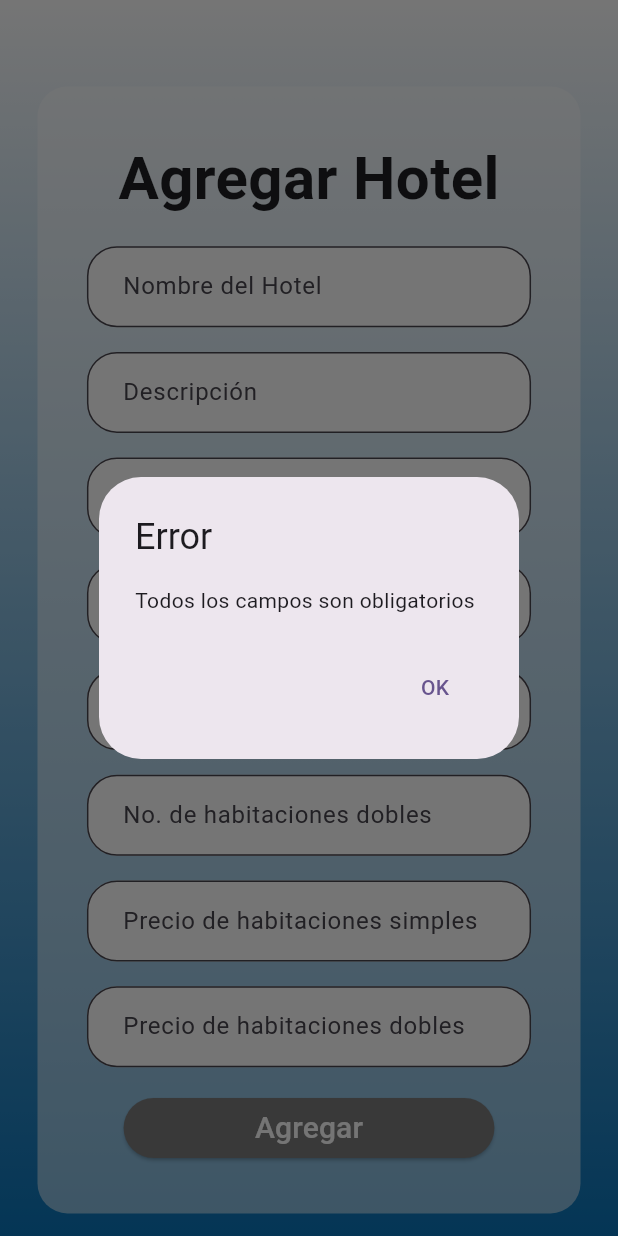
After one commit to FranciscoIssac/proyecto-m-vil, a Flutter app: the Agregar screen opened directly, after a tap on "Agregar", on a phone screen of 412 x 824 dp. The commit adds this screen. Run offline on Flutter 3.47's test engine with Material 3 defaults, Android fonts, the light colour scheme and no system bars; our stand-ins replace image_picker, sqflite, syncfusion_flutter_datepicker; accounts and stored records are empty.

Commit message:
Errores en la tabla de hoteles

```diff
--- /dev/null
+++ b/lib/admin/agregar.dart
@@ -0,0 +1,320 @@
+import 'package:flutter/material.dart';
+import 'package:proyecto_hoteles/admin/gestor.dart';
+import 'package:proyecto_hoteles/constantes.dart' as cons;
+import 'package:proyecto_hoteles/database_helper.dart';
+import 'package:proyecto_hoteles/main.dart';
+
+class Agregar extends StatefulWidget {
+  const Agregar({super.key});
+
+  @override
+  State<Agregar> createState() => _AgregarState();
+}
+
+class _AgregarState extends State<Agregar> {
+  final hotelName = TextEditingController();
+  final description = TextEditingController();
+  final rating = TextEditingController();
+  final location = TextEditingController();
+  final telephone = TextEditingController();
+  final availavilityS = TextEditingController();
+  final availavilityD = TextEditingController();
+  final priceS = TextEditingController();
+  final priceD = TextEditingController();
+
+  @override
+  Widget build(BuildContext context) {
+    final size = MediaQuery.of(context).size;
+
+    bool validarFormatoTelefono(String telefono) {
+      // Expresión regular para validar un número de teléfono con formato internacional
+      RegExp regex = RegExp(r'^\+(?:[0-9] ?){5,14}[0-9]$');
+
+      // Verificar si el número de teléfono coincide con el patrón
+      if (regex.hasMatch(telefono)) {
+        return true; // El número de teléfono es válido
+      } else {
+        return false; // El número de teléfono no es válido
+      }
+    }
+
+    return Scaffold(
+        body: Stack(
+          children: [
+            Container(
+              decoration: BoxDecoration(
+                gradient: LinearGradient(
+                  begin: Alignment.topCenter,
+                  end: Alignment.bottomCenter,
+                  colors: [
+                    // Color inicial
+                    cons.blanco,
+                    cons.colorPrincipal, // Color final
+                  ],
+                ),
+              ),
+            ),
+            SingleChildScrollView(
+              child: Center(
+                child: Column(
+                  children: [
+                    SizedBox(height: size.height * 0.07),
+                    Container(
+                      decoration: BoxDecoration(
+                        borderRadius: BorderRadius.circular(20),
+                        color: Colors.white.withOpacity(0.5),
+                      ),
+                      margin: const EdgeInsets.only(left: 25.0, right: 25.0),
+                      child: Padding(
+                        padding: EdgeInsets.all(size.height * 0.04),
+                        child: Column(
+                          children: [
+                            Text("Agregar Hotel",
+                                style: TextStyle(
+                                  color: Color(0xFF1E1F22),
+                                  fontSize: 40,
+                                  fontWeight: FontWeight.bold,
+                                )),
+                            SizedBox(height: size.height * 0.02),
+                            TextFormField(
+                              controller: hotelName,
+                              obscureText: false,
+                              decoration: InputDecoration(
+                                border: OutlineInputBorder(
+                                  borderRadius: BorderRadius.circular(20),
+                                  borderSide: const BorderSide(
+                                    width: 1,
+                                    style: BorderStyle.none,
+                                  ),
+                                ),
+                                filled: true,
+                                fillColor: cons.blanco,
+                                labelText: "Nombre del Hotel",
+                                contentPadding: EdgeInsets.symmetric(
+                                    vertical: 15, horizontal: 20),
+                              ),
+                            ),
+                            SizedBox(height: size.height * 0.02),
+                            TextFormField(
+                              controller: description,
+                              obscureText: false,
+                              decoration: InputDecoration(
+                                border: OutlineInputBorder(
+                                  borderRadius: BorderRadius.circular(20),
+                                  borderSide: const BorderSide(
+                                    width: 1,
+                                    style: BorderStyle.none,
+                                  ),
+                                ),
+                                filled: true,
+                                fillColor: cons.blanco,
+                                labelText: "Descripción",
+                                contentPadding: EdgeInsets.symmetric(
+                                    vertical: 15, horizontal: 20),
+                              ),
+                            ),
+                            SizedBox(height: size.height * 0.02),
+                            TextFormField(
+                              controller: location,
+                              obscureText: false,
+                              decoration: InputDecoration(
+                                border: OutlineInputBorder(
+                                  borderRadius: BorderRadius.circular(20),
+                                  borderSide: const BorderSide(
+                                    width: 1,
+                                    style: BorderStyle.none,
+                                  ),
+                                ),
+                                filled: true,
+                                fillColor: cons.blanco,
+                                labelText: "Ubicación",
+                                contentPadding: EdgeInsets.symmetric(
+                                    vertical: 15, horizontal: 20),
+                              ),
+                            ),
+                            SizedBox(height: size.height * 0.02),
+                            TextFormField(
+                              controller: telephone,
+                              obscureText: false,
+                              decoration: InputDecoration(
+                                border: OutlineInputBorder(
+                                  borderRadius: BorderRadius.circular(20),
+                                  borderSide: const BorderSide(
+                                    width: 1,
+                                    style: BorderStyle.none,
+                                  ),
+                                ),
+                                filled: true,
+                                fillColor: cons.blanco,
+                                labelText: "Teléfono",
+                                contentPadding: EdgeInsets.symmetric(
+                                    vertical: 15, horizontal: 20),
+                              ),
+                            ),
+                            SizedBox(height: size.height * 0.02),
+                            TextFormField(
+                              controller: availavilityS,
+                              obscureText: true,
+                              decoration: InputDecoration(
+                                border: OutlineInputBorder(
+                                  borderRadius: BorderRadius.circular(20),
+                                  borderSide: const BorderSide(
+                                    width: 1,
+                                    style: BorderStyle.none,
+                                  ),
+                                ),
+                                filled: true,
+                                fillColor: cons.blanco,
+                                labelText: "No. de habitaciones simples",
+                                contentPadding: EdgeInsets.symmetric(
+                                    vertical: 15, horizontal: 20),
+                              ),
+                            ),
+                            SizedBox(height: size.height * 0.02),
+                            TextFormField(
+                              controller: availavilityD,
+                              obscureText: true,
+                              decoration: InputDecoration(
+                                border: OutlineInputBorder(
+                                  borderRadius: BorderRadius.circular(20),
+                                  borderSide: const BorderSide(
+                                    width: 1,
+                                    style: BorderStyle.none,
+                                  ),
+                                ),
+                                filled: true,
+                                fillColor: cons.blanco,
+                                labelText: "No. de habitaciones dobles",
+                                contentPadding: EdgeInsets.symmetric(
+                                    vertical: 15, horizontal: 20),
+                              ),
+                            ),
+                            SizedBox(height: size.height * 0.02),
+                            TextFormField(
+                              controller: priceS,
+                              obscureText: true,
+                              decoration: InputDecoration(
+                                border: OutlineInputBorder(
+                                  borderRadius: BorderRadius.circular(20),
+                                  borderSide: const BorderSide(
+                                    width: 1,
+                                    style: BorderStyle.none,
+                                  ),
+                                ),
+                                filled: true,
+                                fillColor: cons.blanco,
+                                labelText: "Precio de habitaciones simples",
+                                contentPadding: EdgeInsets.symmetric(
+                                    vertical: 15, horizontal: 20),
+                              ),
+                            ),
+                            SizedBox(height: size.height * 0.02),
+                            TextFormField(
+                              controller: priceD,
+                              obscureText: true,
+                              decoration: InputDecoration(
+                                border: OutlineInputBorder(
+                                  borderRadius: BorderRadius.circular(20),
+                                  borderSide: const BorderSide(
+                                    width: 1,
+                                    style: BorderStyle.none,
+                                  ),
+                                ),
+                                filled: true,
+                                fillColor: cons.blanco,
+                                labelText: "Precio de habitaciones dobles",
+                                contentPadding: EdgeInsets.symmetric(
+                                    vertical: 15, horizontal: 20),
+                              ),
+                            ),
+                            SizedBox(height: size.height * 0.02),
+                            ElevatedButton(
+                              onPressed: () async {
+                                if (hotelName.text.isEmpty ||
+                                description.text.isEmpty ||
+                                location.text.isEmpty ||
+                                telephone.text.isEmpty ||
+                                availavilityS.text.isEmpty ||
+                                availavilityD.text.isEmpty ||
+                                priceS.text.isEmpty ||
+                                priceD.text.isEmpty) {
+                                  showDialog(
+                                    context: context,
+                                    builder: (BuildContext context) {
+                                      return AlertDialog(
+                                        title: Text("Error"),
+                                        content: Text(
+                                            "Todos los campos son obligatorios"),
+                                        actions: [
+                                          TextButton(
+                                            onPressed: () {
+                                              Navigator.of(context).pop();
+                                            },
+                                            child: Text("OK"),
+                                          ),
+                                        ],
+                                      );
+                                    },
+                                  );
+                                } else if (!validarFormatoTelefono(telephone.text)) {
+                                  showDialog(
+                                    context: context,
+                                    builder: (BuildContext context) {
+                                      return AlertDialog(
+                                        title: Text("Error"),
+                                        content: Text(
+                                            "El formato del número de teléfono no es válido\n- Debe emepzar con '+'\n- Debe tener entre 6 y 14 dígitos numéricos\n- Debe terminar con un dígito numérico"),
+                                        actions: [
+                                          TextButton(
+                                            onPressed: () {
+                                              Navigator.of(context).pop();
+                                            },
+                                            child: Text("OK"),
+                                          ),
+                                        ],
+                                      );
+                                    },
+                                  );
+                                } else {
+                                  Map<String, dynamic> row = {
+                                    HotelTableHelper.columnName: hotelName.text,
+                                    HotelTableHelper.columnDescription: description.text,
+                                    HotelTableHelper.columnLocation: location.text,
+                                    HotelTableHelper.columnTelephone: telephone.text,
+                                    HotelTableHelper.columnAvailabilityS: availavilityS.text,
+                                    HotelTableHelper.columnAvailabilityD: availavilityD.text,
+                                    HotelTableHelper.columnPriceS: priceS.text,
+                                    HotelTableHelper.columnPriceD: priceD.text,
+                                  };
+                                  final id = await hotelDBHelper.insert(row);
+                                  debugPrint('inserted row id: $id');
+
+                                  final hotelRows = await hotelDBHelper.queryAllRows();
+                                  Navigator.of(context).push(MaterialPageRoute(
+                                      builder: (context) => Gestor(hotelRows: hotelRows,)));
+                                }
+                              },
+                              style: ElevatedButton.styleFrom(
+                                  backgroundColor: cons.gris,
+                                  shape: RoundedRectangleBorder(
+                                      borderRadius: BorderRadius.circular(30)),
+                                  fixedSize: Size(size.width * 0.6, 25)),
+                              child: const Text(
+                                'Agregar',
+                                style:
+                                TextStyle(color: cons.blanco, fontSize: 20),
+                              ),
+                            ),
+                          ],
+                        ),
+                      ),
+                    ),
+                    SizedBox(height: size.height * 0.07),
+                  ],
+                ),
+              ),
+            )
+          ],
+        ));
+  }
+}
--- a/lib/constantes.dart
+++ b/lib/constantes.dart
@@ -4,3 +4,4 @@ const colorPrincipal = Color(0xFF0974BA);
 const colorSecundario = Color(0xFFC0DBED);
 const blanco = Color(0xFFFFFFFF);
 const gris = Color(0xFF7C7C7C);
+const negro = Color(0xFF000000);
--- a/lib/main.dart
+++ b/lib/main.dart
@@ -1,13 +1,17 @@
 import 'package:flutter/material.dart';
+import 'package:proyecto_hoteles/admin/gestor.dart';
+import 'package:proyecto_hoteles/reservacion.dart';
 
 import 'database_helper.dart';
 import 'login.dart';
 
 final userDBHelper = UserTableHelper();
+final hotelDBHelper = HotelTableHelper();
 
 Future<void> main() async {
   WidgetsFlutterBinding.ensureInitialized();
   await userDBHelper.init();
+  await hotelDBHelper.init();
   runApp(const MyApp());
 }
 
@@ -23,7 +27,7 @@ class MyApp extends StatelessWidget {
         colorScheme: ColorScheme.fromSeed(seedColor: Colors.deepPurple),
         useMaterial3: true,
       ),
-      home: const Login(),
+      home: Login(),
     );
   }
 }
--- a/pubspec.yaml
+++ b/pubspec.yaml
@@ -37,6 +37,8 @@ dependencies:
   cupertino_icons: ^1.0.6
   path_provider: ^2.1.1
   sqflite:
+  image_picker: ^1.1.0
+  syncfusion_flutter_datepicker: #https://pub.dev/packages/syncfusion_flutter_datepicker
 
 dev_dependencies:
   flutter_test:
```
Also changed, not shown: lib/admin/gestor.dart (added, +70 -0 lines), lib/database_helper.dart (+33 -15 lines), lib/login.dart (+37 -19 lines), lib/perfil.dart (+69 -4 lines), lib/reservacion.dart (added, +123 -0 lines), pubspec.lock, 5 other files.
